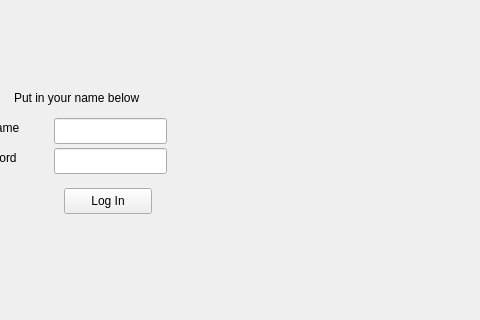
Qt form src/ui/loginwindow.ui (Mihael0/finance_manager_qt) before a commit; both pictures show x 246 to 726 and y 102 to 422 of the 726 by 576 pixel window.
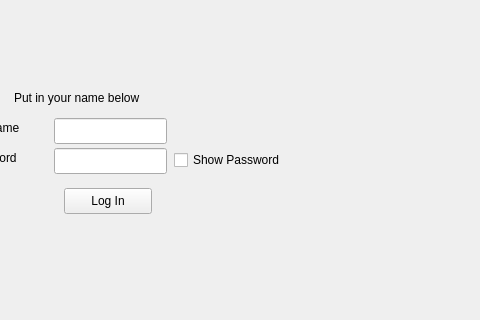
The same form after that commit.

Commit message: Password is no longer in plain-text and added a checkbox to see it

```diff
--- a/src/ui/loginwindow.ui
+++ b/src/ui/loginwindow.ui
@@ -106,6 +106,19 @@
     <bool>false</bool>
    </property>
   </widget>
+  <widget class="QCheckBox" name="isShowPasswordToggled">
+   <property name="geometry">
+    <rect>
+     <x>420</x>
+     <y>250</y>
+     <width>141</width>
+     <height>24</height>
+    </rect>
+   </property>
+   <property name="text">
+    <string>Show Password</string>
+   </property>
+  </widget>
  </widget>
  <resources/>
  <connections/>
```
The commit also changes 2 other files.
